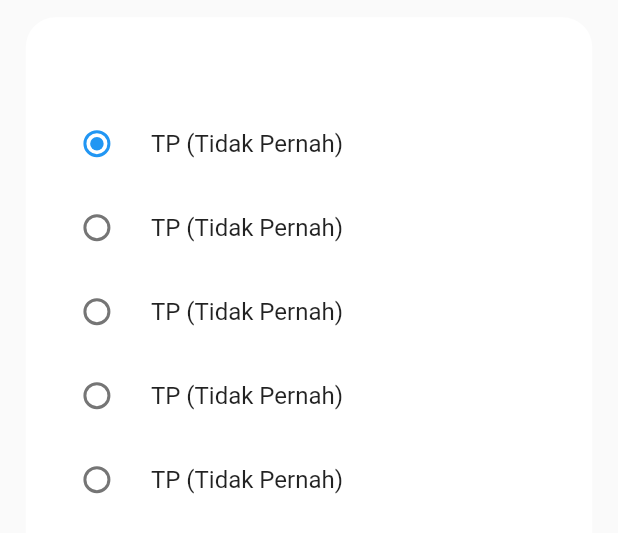
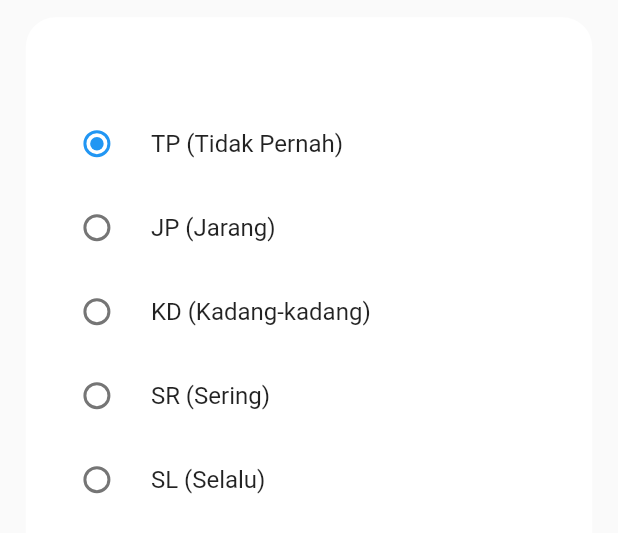
Before and after one commit to zainurroziqin/me_heatlh_go, a Flutter app: what kuisionerCard() shows on an empty page, opened directly with empty values, on a phone screen of 412 x 824 dp. Shown: the top 533 px of the screen. Run offline on Flutter 3.47's test engine with Material 2 defaults, Android fonts, the phone set to English and light mode, and no system bars; our stand-ins replace flutter_screenutil, get, google_fonts, shared_preferences; missing offline and left inert: d_info, d_view; accounts and stored records are empty; network calls fail.

Commit message:
Update Kuisioner
Sedikit mengubah pada tampilan login yang tadinya "Masukkan Email" sudah Terubah menjadi "Masukkan Username"

```diff
--- a/lib/config/api.dart
+++ b/lib/config/api.dart
@@ -1,3 +1,3 @@
-class Api{
-  static const baseUrl = 'http://192.168.0.114/me-healthgo/api';
+class Api {
+  static const baseUrl = 'http://192.168.1.4:8080/me-healthgo/api';
 }
--- a/lib/model/kuisioner.dart
+++ b/lib/model/kuisioner.dart
@@ -1,23 +1,19 @@
 class Kuisioner {
-  int id;
-  String nomerSoal;
-  String soal;
+    Kuisioner({
+        required this.idKuisioner,
+        required this.pertanyaan,
+    });
 
-  Kuisioner({
-    required this.id,
-    required this.nomerSoal,
-    required this.soal,
-  });
+    String idKuisioner;
+    String pertanyaan;
 
-  factory Kuisioner.fromJson(Map<String, dynamic> json) => Kuisioner(
-        id: json["id"],
-        nomerSoal: json["nomerSoal"],
-        soal: json["soal"],
-      );
+    factory Kuisioner.fromJson(Map<String, dynamic> json) => Kuisioner(
+        idKuisioner: json["id_kuisioner"],
+        pertanyaan: json["pertanyaan"],
+    );
 
-  Map<String, dynamic> toJson() => {
-        "id": id,
-        "nomerSoal": nomerSoal,
-        "soal": soal,
-      };
+    Map<String, dynamic> toJson() => {
+        "id_kuisioner": idKuisioner,
+        "pertanyaan": pertanyaan,
+    };
 }
--- a/lib/model/kuisionerBaru.dart
+++ /dev/null
@@ -1,19 +0,0 @@
-class Kuisioner {
-    Kuisioner({
-        required this.idKuisioner,
-        required this.pertanyaan,
-    });
-
-    String idKuisioner;
-    String pertanyaan;
-
-    factory Kuisioner.fromJson(Map<String, dynamic> json) => Kuisioner(
-        idKuisioner: json["id_kuisioner"],
-        pertanyaan: json["pertanyaan"],
-    );
-
-    Map<String, dynamic> toJson() => {
-        "id_kuisioner": idKuisioner,
-        "pertanyaan": pertanyaan,
-    };
-}
--- a/lib/pages/loginPage.dart
+++ b/lib/pages/loginPage.dart
@@ -88,7 +88,7 @@ class _LoginPageState extends State<LoginPage> {
                         child: TextFormField(
                           controller: emailController,
                           decoration: InputDecoration(
-                            hintText: 'Masukkan Email',
+                            hintText: 'Masukkan Username',
                             hintStyle: styleHintText,
                             border: OutlineInputBorder(
                               borderRadius:
--- a/lib/pages/registerPage.dart
+++ b/lib/pages/registerPage.dart
@@ -85,7 +85,7 @@ class _RegisterPageState extends State<RegisterPage> {
                   child: TextFormField(
                     controller: emailController,
                     decoration: InputDecoration(
-                      hintText: 'Masukkan Email',
+                      hintText: 'Masukkan Username',
                       hintStyle: styleHintText,
                       border: OutlineInputBorder(
                         borderRadius: BorderRadius.all(Radius.circular(24.w)),
--- a/lib/widget/kuisionerCard.dart
+++ b/lib/widget/kuisionerCard.dart
@@ -1,6 +1,6 @@
 import 'package:flutter/material.dart';
 import 'package:flutter_screenutil/flutter_screenutil.dart';
-import 'package:me_heatlh_go/model/Kuisioner.dart';
+import 'package:me_heatlh_go/model/kuisioner.dart';
 
 import '../config/theme.dart';
 
@@ -22,7 +22,7 @@ class _kuisionerCardState extends State<kuisionerCard> {
       padding: EdgeInsets.symmetric(horizontal: 15.w, vertical: 10.h),
       child: Container(
         width: MediaQuery.of(context).size.width,
-        height: 400.h,
+        height: 350.h,
         decoration: BoxDecoration(
           borderRadius: BorderRadius.circular(20),
           color: whiteColor,
@@ -34,12 +34,12 @@ class _kuisionerCardState extends State<kuisionerCard> {
             Padding(
               padding: EdgeInsets.only(top: 20.h),
               child: SizedBox(
-                width: 313.w,
+                width: 330.w,
                 child: Row(
                   crossAxisAlignment: CrossAxisAlignment.start,
                   children: <Widget>[
                     Text(
-                      widget.kuisioner.nomerSoal,
+                      widget.kuisioner.idKuisioner,
                       style: inter30014.copyWith(
                           fontSize: 16.sp, color: blackColor),
                       textAlign: TextAlign.justify,
@@ -51,7 +51,7 @@ class _kuisionerCardState extends State<kuisionerCard> {
                           SizedBox(
                             width: 290.w,
                             child: Text(
-                              widget.kuisioner.soal,
+                              widget.kuisioner.pertanyaan,
                               style: inter30014.copyWith(
                                   fontSize: 16.sp, color: blackColor),
                               textAlign: TextAlign.justify,
@@ -90,7 +90,7 @@ class _kuisionerCardState extends State<kuisionerCard> {
                     });
                   },
                   activeColor: Colors.blue,
-                  title: Text("TP (Tidak Pernah)"),
+                  title: Text("JP (Jarang)"),
                 ),
                 RadioListTile(
                   value: 3,
@@ -101,7 +101,7 @@ class _kuisionerCardState extends State<kuisionerCard> {
                     });
                   },
                   activeColor: Colors.blue,
-                  title: Text("TP (Tidak Pernah)"),
+                  title: Text("KD (Kadang-kadang)"),
                 ),
                 RadioListTile(
                   value: 4,
@@ -112,7 +112,7 @@ class _kuisionerCardState extends State<kuisionerCard> {
                     });
                   },
                   activeColor: Colors.blue,
-                  title: Text("TP (Tidak Pernah)"),
+                  title: Text("SR (Sering)"),
                 ),
                 RadioListTile(
                   value: 5,
@@ -123,7 +123,7 @@ class _kuisionerCardState extends State<kuisionerCard> {
                     });
                   },
                   activeColor: Colors.blue,
-                  title: Text("TP (Tidak Pernah)"),
+                  title: Text("SL (Selalu)"),
                 ),
               ],
             )
```
Also changed, not shown: lib/controller/cKuisioner.dart (added, +20 -0 lines), lib/pages/home/contactPage.dart (+8 -5 lines), lib/pages/home/kuisionerPage.dart (+39 -45 lines), lib/source/source_kuisioner.dart (added, +17 -0 lines).
